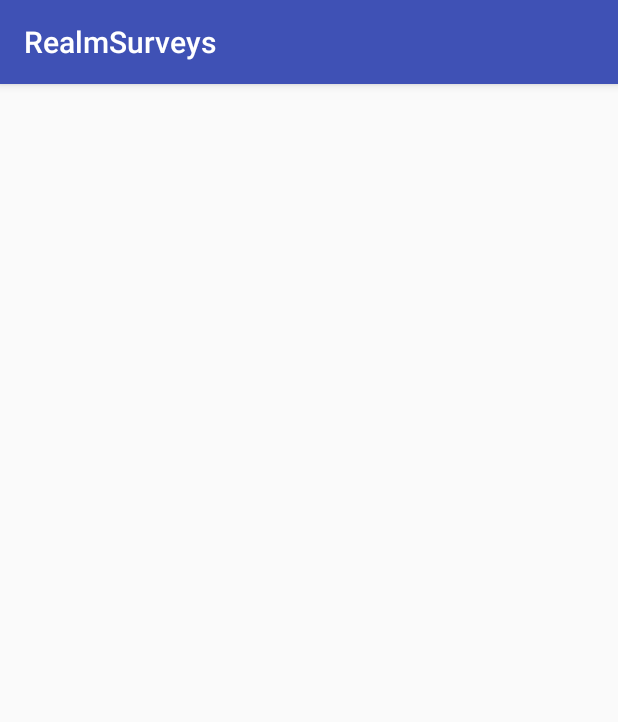
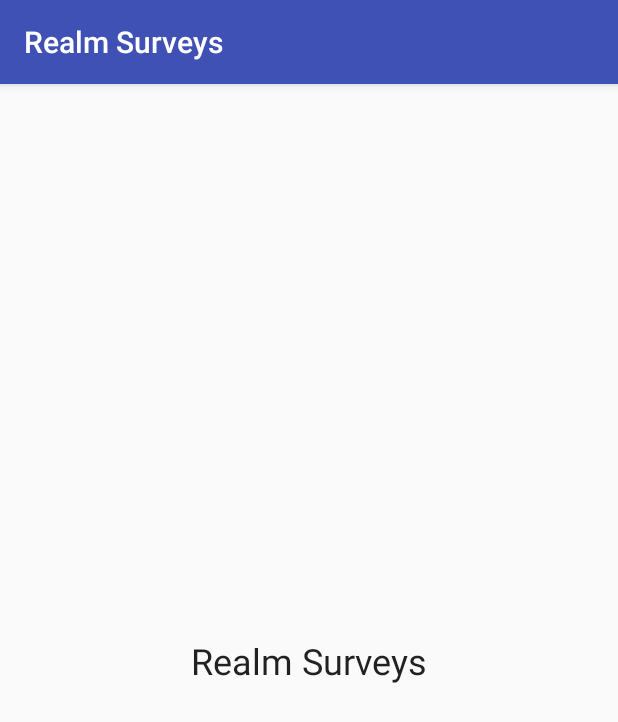
Before and after one commit to realm/realm-surveys, an Android app: the screen it shows after launch (SurveyActivity before the commit, SplashActivity after it), on a phone screen of 412 x 824 dp. Shown: the top 722 px of the screen. Run offline under Robolectric (Android 15) with nearby library versions, the phone set to English and light mode, and no system bars; libraries missing offline, so code that uses them is left out: io.realm; 3 statements that could not run were skipped.

Commit message:
Updates to surveys demo

```diff
--- a/Android/app/src/main/java/realm/io/realmsurveys/controller/QuestionViewAdapter.java
+++ b/Android/app/src/main/java/realm/io/realmsurveys/controller/QuestionViewAdapter.java
@@ -35,7 +35,7 @@ public class QuestionViewAdapter extends RealmRecyclerViewAdapter<Question, Ques
     private SurveyActivity surveyResponseHandler;
 
     public QuestionViewAdapter(@NonNull SurveyActivity surveyActivity, @Nullable OrderedRealmCollection<Question> data, boolean autoUpdate) {
-        super(data, true);
+        super(data, autoUpdate);
         surveyResponseHandler = surveyActivity;
      }
 
--- /dev/null
+++ b/Android/app/src/main/java/realm/io/realmsurveys/controller/SplashActivity.java
@@ -0,0 +1,77 @@
+package realm.io.realmsurveys.controller;
+
+import android.content.Intent;
+import android.support.annotation.Nullable;
+import android.support.v7.app.AppCompatActivity;
+import android.os.Bundle;
+import android.util.Log;
+
+import io.realm.ObjectServerError;
+import io.realm.Realm;
+import io.realm.SyncConfiguration;
+import io.realm.SyncCredentials;
+import io.realm.SyncUser;
+import realm.io.realmsurveys.R;
+
+public class SplashActivity extends AppCompatActivity {
+
+    public static final String TAG = SplashActivity.class.getName();
+
+    public static final String HOST = "107.170.21.92"; // <-- Enter your Realm Object Server IP here
+    public static final String REALM_URL = "realm://" + HOST + ":9080/~/survey";
+    public static final String SERVER_URL = "http://" + HOST + ":9080/auth";
+    public static final String ID = "survey@demo.io";
+    public static final String PASSWORD = "password";
+
+    @Override
+    protected void onCreate(@Nullable Bundle savedInstanceState) {
+        super.onCreate(savedInstanceState);
+        setContentView(R.layout.activity_splash);
+        login();
+    }
+
+    private void login() {
+
+        SyncUser user = SyncUser.currentUser();
+        if(user != null) {
+            postLogin(user);
+
+        } else {
+
+            final SyncCredentials syncCredentials = SyncCredentials.usernamePassword(ID, PASSWORD, false);
+
+            SyncUser.loginAsync(syncCredentials, SERVER_URL, new SyncUser.Callback() {
+                @Override
+                public void onSuccess(SyncUser user) { postLogin(user); }
+
+                @Override
+                public void onError(ObjectServerError error) {
+                    logError(error);
+                }
+            });
+        }
+
+    }
+
+    private void postLogin(SyncUser user) {
+        setRealmDefaultConfig(user);
+        goTo(SurveyActivity.class);
+    }
+
+    private void setRealmDefaultConfig(SyncUser user) {
+        Log.d(TAG, "Connecting to Sync Server at : ["  + REALM_URL.replaceAll("~", user.getIdentity()) + "]");
+        final SyncConfiguration syncConfiguration = new SyncConfiguration.Builder(user, REALM_URL).schemaVersion(1).build();
+        Realm.setDefaultConfiguration(syncConfiguration);
+    }
+
+    private void goTo(Class<? extends AppCompatActivity> activityClass) {
+        Intent intent = new Intent(this, activityClass);
+        startActivity(intent);
+        finish();
+    }
+
+    private void logError(Throwable e) {
+        Log.e(TAG, "Realm Error", e);
+    }
+
+}
--- a/Android/app/src/main/java/realm/io/realmsurveys/controller/SurveyActivity.java
+++ b/Android/app/src/main/java/realm/io/realmsurveys/controller/SurveyActivity.java
@@ -28,6 +28,7 @@ import java.util.UUID;
 
 import io.realm.ObjectServerError;
 import io.realm.Realm;
+import io.realm.RealmRecyclerViewAdapter;
 import io.realm.RealmResults;
 import io.realm.SyncConfiguration;
 import io.realm.SyncCredentials;
@@ -39,65 +40,20 @@ import realm.io.realmsurveys.model.Question;
 
 public class SurveyActivity extends AppCompatActivity  {
 
-    public static final String TAG = SurveyActivity.class.getName();
-
-    public static final String REALM_URL = "realm://" + BuildConfig.OBJECT_SERVER_IP + ":9080/~/survey";
-    public static final String AUTH_URL = "http://" + BuildConfig.OBJECT_SERVER_IP + ":9080/auth";
-    public static final String ID = "survey@demo.io";
-    public static final String PASSWORD = "password";
-
     private RecyclerView recyclerView;
     private SharedPreferences sharedPreferences;
     private Realm realm;
+    private RealmResults<Question> questions;
 
     @Override
     protected void onCreate(Bundle savedInstanceState) {
         super.onCreate(savedInstanceState);
         setContentView(R.layout.activity_survey);
         recyclerView = (RecyclerView) findViewById(R.id.questionsList);
-        login();
-    }
-
-    @Override
-    protected void onDestroy() {
-        super.onDestroy();
-        if(realm != null) {
-            realm.removeAllChangeListeners();
-            realm.close();
-            realm = null;
-        }
-    }
-
-    private void login() {
-
-        SyncUser user = SyncUser.currentUser();
-        if(user != null) {
-            postLogin(user);
-
-        } else {
-
-            final SyncCredentials syncCredentials = SyncCredentials.usernamePassword(ID, PASSWORD, false);
-
-            SyncUser.loginAsync(syncCredentials, AUTH_URL, new SyncUser.Callback() {
-                @Override
-                public void onSuccess(SyncUser user) { postLogin(user); }
-
-                @Override
-                public void onError(ObjectServerError error) {
-                    logError(error);
-                }
-            });
-
-        }
-    }
-
-    private void postLogin(SyncUser user) {
-
-        setRealmDefaultConfig(user);
 
         realm = Realm.getDefaultInstance();
 
-        RealmResults<Question> questions = realm
+        questions = realm
                 .where(Question.class)
                 .isEmpty("answers")
                 .or()
@@ -111,22 +67,15 @@ public class SurveyActivity extends AppCompatActivity  {
 
     }
 
-    private void setRealmDefaultConfig(SyncUser user) {
-        Log.d(TAG, "Connecting to Sync Server at : ["  + REALM_URL.replaceAll("~", user.getIdentity()) + "]");
-        final SyncConfiguration syncConfiguration = new SyncConfiguration.Builder(user, REALM_URL).schemaVersion(1).build();
-        Realm.setDefaultConfiguration(syncConfiguration);
-    }
-
-    private void logError(Throwable e) {
-        Log.e(TAG, "Realm Error", e);
+    @Override
+    protected void onDestroy() {
+        super.onDestroy();
+        recyclerView.setAdapter(null);
+        realm.close();
     }
 
     public void onQuestionAnswered(final String questionId, final boolean response) {
         final String deviceUserId = uniqueUserId();
-        Handler handler = new Handler(getMainLooper());
-        handler.postDelayed(new Runnable() {
-            @Override
-            public void run() {
         realm.executeTransactionAsync(new Realm.Transaction() {
             @Override
             public void execute(Realm bgRealm) {
@@ -139,15 +88,12 @@ public class SurveyActivity extends AppCompatActivity  {
                         answer = bgRealm.createObject(Answer.class);
                         answer.setUserId(deviceUserId);
                         answer.setQuestion(question);
-                            }
                         answer.setResponse(response);
                         question.getAnswers().add(answer);
                     }
                 }
+            }
         });
-            }
-        }, 200); // delayed for 200ms to show the user their selection for 200ms
-                 // before it is answered and disappears from the list.
     }
 
     private String uniqueUserId() {
--- /dev/null
+++ b/Android/app/src/main/res/layout/activity_splash.xml
@@ -0,0 +1,19 @@
+<?xml version="1.0" encoding="utf-8"?>
+<android.support.constraint.ConstraintLayout xmlns:android="http://schemas.android.com/apk/res/android"
+    xmlns:app="http://schemas.android.com/apk/res-auto"
+    xmlns:tools="http://schemas.android.com/tools"
+    android:layout_width="match_parent"
+    android:layout_height="match_parent"
+    tools:context="realm.io.realmsurveys.controller.SplashActivity">
+
+    <TextView
+        style="@style/Base.TextAppearance.AppCompat.Headline"
+        android:layout_height="wrap_content"
+        android:layout_width="wrap_content"
+        app:layout_constraintBottom_toBottomOf="parent"
+        app:layout_constraintTop_toTopOf="parent"
+        app:layout_constraintLeft_toLeftOf="parent"
+        app:layout_constraintRight_toRightOf="parent"
+        android:text="@string/app_name" />
+
+</android.support.constraint.ConstraintLayout>
--- a/Android/app/src/main/res/values/strings.xml
+++ b/Android/app/src/main/res/values/strings.xml
@@ -1,5 +1,4 @@
-<?xml version="1.0" encoding="utf-8"?>
-<!--
+<?xml version="1.0" encoding="utf-8"?><!--
 /*
  * Copyright 2017 Realm Inc.
  *
@@ -17,7 +16,7 @@
  */
 -->
 <resources>
-    <string name="app_name">RealmSurveys</string>
+    <string name="app_name">Realm Surveys</string>
     <string name="yes">Yes</string>
     <string name="no">No</string>
 </resources>
--- a/Android/build.gradle
+++ b/Android/build.gradle
@@ -6,7 +6,7 @@ buildscript {
     }
     dependencies {
         classpath 'com.android.tools.build:gradle:2.2.3'
-        classpath "io.realm:realm-gradle-plugin:3.0.0"
+        classpath "io.realm:realm-gradle-plugin:3.1.2"
 
         // NOTE: Do not place your application dependencies here; they belong
         // in the individual module build.gradle files
```
Also changed, not shown: Android/app/build.gradle (+7 -16 lines), Android/app/src/main/AndroidManifest.xml (+6 -4 lines), 2 other files. Lines whose indentation alone changed are shown as unchanged.
